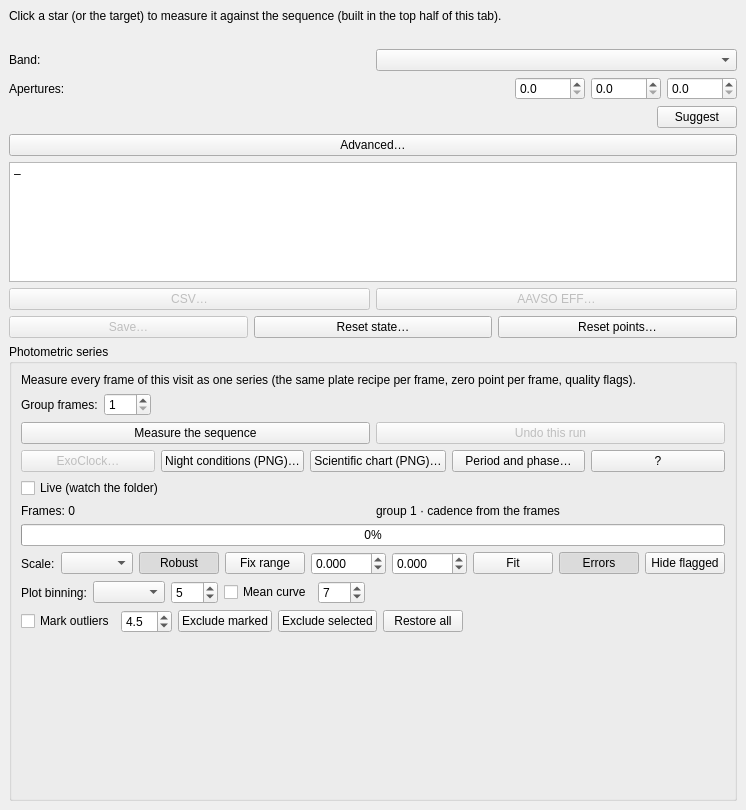
The window that nightscribe/gui/ui/ufe_measure_tab.ui (irydeo/nightscribe) describes before a commit, drawn with Qt 5.
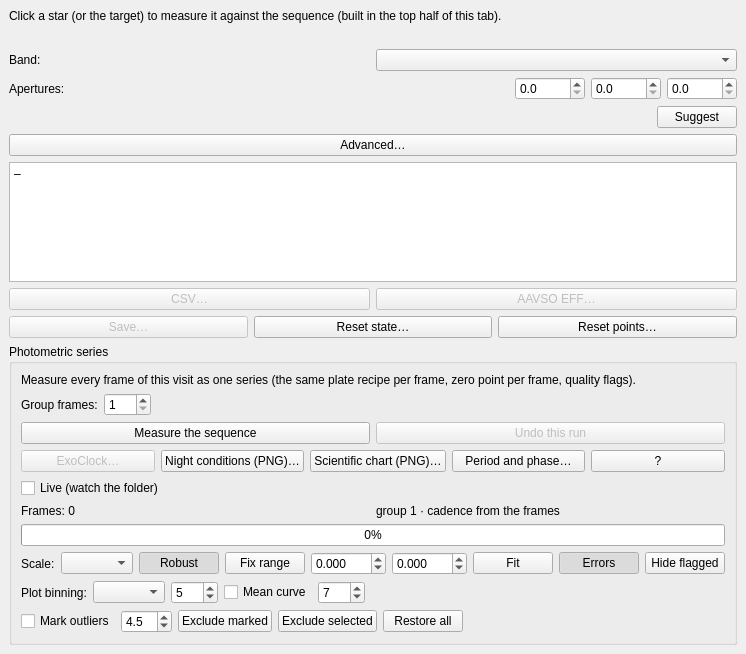
The same window after the commit.

Commit message: chart: the curve lives in the centre of the workbench (V2)

```diff
--- a/nightscribe/gui/ui/ufe_measure_tab.ui
+++ b/nightscribe/gui/ui/ufe_measure_tab.ui
@@ -486,16 +486,6 @@
         <item><spacer name="hsp_series_chart3"><property name="orientation"><enum>Qt::Horizontal</enum></property><property name="sizeHint" stdset="0"><size><width>40</width><height>20</height></size></property></spacer></item>
        </layout>
       </item>
-      <item>
-       <widget class="QWidget" name="wgt_series_chart">
-        <property name="minimumSize">
-         <size>
-          <width>0</width>
-          <height>150</height>
-         </size>
-        </property>
-       </widget>
-      </item>
      </layout>
     </widget>
    </item>
```
The commit also changes 9 other files.
